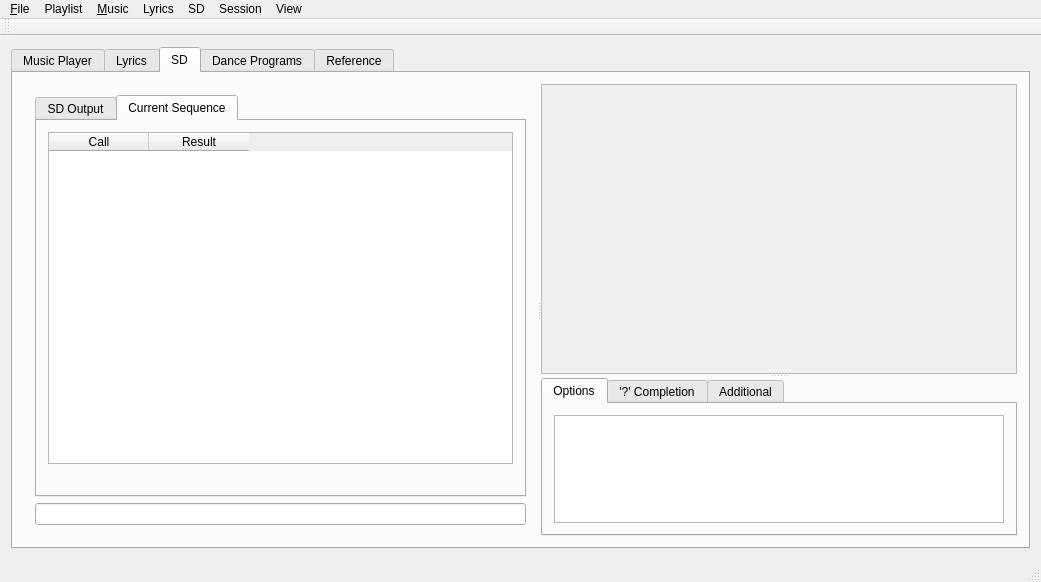
Qt form SquareDesk-DEV/test123/mainwindow.ui (mpogue2/SquareDesk) before a commit.
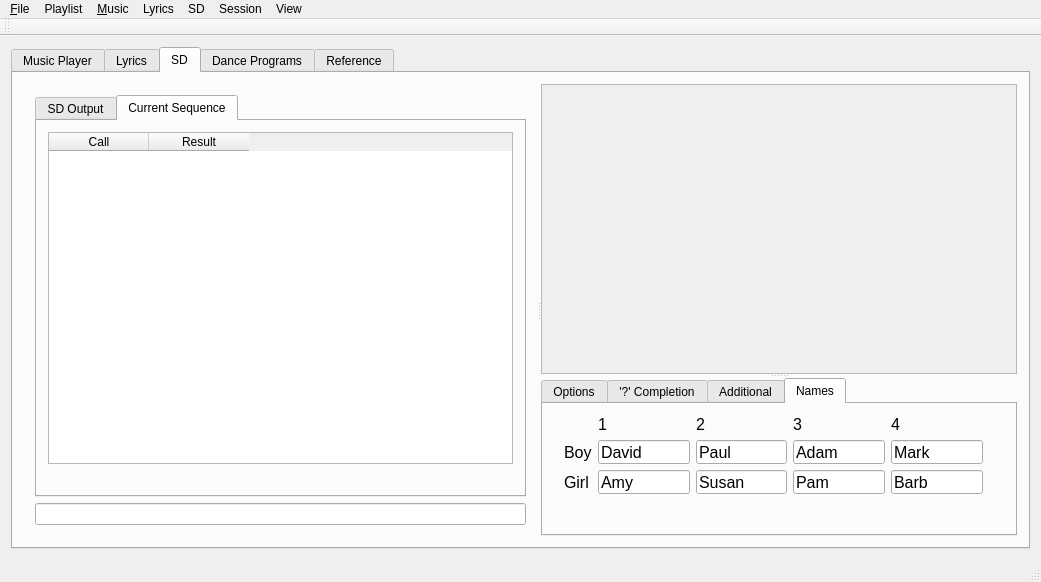
The same form after that commit. The open tabs and pages were chosen to show the change. Custom widgets are drawn as their Qt base class.

Patch:
```diff
--- a/SquareDesk-DEV/test123/mainwindow.ui
+++ b/SquareDesk-DEV/test123/mainwindow.ui
@@ -1590,6 +1590,335 @@
                 </item>
                </layout>
               </widget>
+              <widget class="QWidget" name="tab_4">
+               <attribute name="title">
+                <string>Names</string>
+               </attribute>
+               <widget class="QWidget" name="gridLayoutWidget">
+                <property name="geometry">
+                 <rect>
+                  <x>10</x>
+                  <y>0</y>
+                  <width>441</width>
+                  <height>101</height>
+                 </rect>
+                </property>
+                <layout class="QGridLayout" name="gridLayout_6">
+                 <item row="2" column="0">
+                  <widget class="QLabel" name="label_3">
+                   <property name="sizePolicy">
+                    <sizepolicy hsizetype="Expanding" vsizetype="Expanding">
+                     <horstretch>0</horstretch>
+                     <verstretch>0</verstretch>
+                    </sizepolicy>
+                   </property>
+                   <property name="maximumSize">
+                    <size>
+                     <width>100</width>
+                     <height>25</height>
+                    </size>
+                   </property>
+                   <property name="font">
+                    <font>
+                     <pointsize>12</pointsize>
+                    </font>
+                   </property>
+                   <property name="text">
+                    <string>Girl</string>
+                   </property>
+                  </widget>
+                 </item>
+                 <item row="1" column="0">
+                  <widget class="QLabel" name="label_2">
+                   <property name="sizePolicy">
+                    <sizepolicy hsizetype="Expanding" vsizetype="Expanding">
+                     <horstretch>0</horstretch>
+                     <verstretch>0</verstretch>
+                    </sizepolicy>
+                   </property>
+                   <property name="maximumSize">
+                    <size>
+                     <width>100</width>
+                     <height>25</height>
+                    </size>
+                   </property>
+                   <property name="font">
+                    <font>
+                     <pointsize>12</pointsize>
+                    </font>
+                   </property>
+                   <property name="text">
+                    <string>Boy</string>
+                   </property>
+                  </widget>
+                 </item>
+                 <item row="0" column="1">
+                  <widget class="QLabel" name="label_5">
+                   <property name="sizePolicy">
+                    <sizepolicy hsizetype="Expanding" vsizetype="Expanding">
+                     <horstretch>0</horstretch>
+                     <verstretch>0</verstretch>
+                    </sizepolicy>
+                   </property>
+                   <property name="maximumSize">
+                    <size>
+                     <width>100</width>
+                     <height>25</height>
+                    </size>
+                   </property>
+                   <property name="font">
+                    <font>
+                     <pointsize>12</pointsize>
+                    </font>
+                   </property>
+                   <property name="text">
+                    <string>1</string>
+                   </property>
+                  </widget>
+                 </item>
+                 <item row="0" column="2">
+                  <widget class="QLabel" name="label_6">
+                   <property name="sizePolicy">
+                    <sizepolicy hsizetype="Expanding" vsizetype="Expanding">
+                     <horstretch>0</horstretch>
+                     <verstretch>0</verstretch>
+                    </sizepolicy>
+                   </property>
+                   <property name="maximumSize">
+                    <size>
+                     <width>100</width>
+                     <height>25</height>
+                    </size>
+                   </property>
+                   <property name="font">
+                    <font>
+                     <pointsize>12</pointsize>
+                    </font>
+                   </property>
+                   <property name="text">
+                    <string>2</string>
+                   </property>
+                  </widget>
+                 </item>
+                 <item row="0" column="3">
+                  <widget class="QLabel" name="label_7">
+                   <property name="sizePolicy">
+                    <sizepolicy hsizetype="Expanding" vsizetype="Expanding">
+                     <horstretch>0</horstretch>
+                     <verstretch>0</verstretch>
+                    </sizepolicy>
+                   </property>
+                   <property name="maximumSize">
+                    <size>
+                     <width>100</width>
+                     <height>25</height>
+                    </size>
+                   </property>
+                   <property name="font">
+                    <font>
+                     <pointsize>12</pointsize>
+                    </font>
+                   </property>
+                   <property name="text">
+                    <string>3</string>
+                   </property>
+                  </widget>
+                 </item>
+                 <item row="0" column="4">
+                  <widget class="QLabel" name="label_8">
+                   <property name="sizePolicy">
+                    <sizepolicy hsizetype="Expanding" vsizetype="Expanding">
+                     <horstretch>0</horstretch>
+                     <verstretch>0</verstretch>
+                    </sizepolicy>
+                   </property>
+                   <property name="maximumSize">
+                    <size>
+                     <width>100</width>
+                     <height>25</height>
+                    </size>
+                   </property>
+                   <property name="font">
+                    <font>
+                     <pointsize>12</pointsize>
+                    </font>
+                   </property>
+                   <property name="text">
+                    <string>4</string>
+                   </property>
+                  </widget>
+                 </item>
+                 <item row="1" column="1">
+                  <widget class="QLineEdit" name="boy1">
+                   <property name="maximumSize">
+                    <size>
+                     <width>16777215</width>
+                     <height>25</height>
+                    </size>
+                   </property>
+                   <property name="font">
+                    <font>
+                     <pointsize>12</pointsize>
+                    </font>
+                   </property>
+                   <property name="text">
+                    <string>David</string>
+                   </property>
+                   <property name="clearButtonEnabled">
+                    <bool>false</bool>
+                   </property>
+                  </widget>
+                 </item>
+                 <item row="1" column="2">
+                  <widget class="QLineEdit" name="boy2">
+                   <property name="maximumSize">
+                    <size>
+                     <width>16777215</width>
+                     <height>25</height>
+                    </size>
+                   </property>
+                   <property name="font">
+                    <font>
+                     <pointsize>12</pointsize>
+                    </font>
+                   </property>
+                   <property name="text">
+                    <string>Paul</string>
+                   </property>
+                   <property name="clearButtonEnabled">
+                    <bool>false</bool>
+                   </property>
+                  </widget>
+                 </item>
+                 <item row="2" column="2">
+                  <widget class="QLineEdit" name="girl2">
+                   <property name="maximumSize">
+                    <size>
+                     <width>16777215</width>
+                     <height>25</height>
+                    </size>
+                   </property>
+                   <property name="font">
+                    <font>
+                     <pointsize>12</pointsize>
+                    </font>
+                   </property>
+                   <property name="text">
+                    <string>Susan</string>
+                   </property>
+                   <property name="clearButtonEnabled">
+                    <bool>false</bool>
+                   </property>
+                  </widget>
+                 </item>
+                 <item row="1" column="3">
+                  <widget class="QLineEdit" name="boy3">
+                   <property name="maximumSize">
+                    <size>
+                     <width>16777215</width>
+                     <height>25</height>
+                    </size>
+                   </property>
+                   <property name="font">
+                    <font>
+                     <pointsize>12</pointsize>
+                    </font>
+                   </property>
+                   <property name="text">
+                    <string>Adam</string>
+                   </property>
+                   <property name="clearButtonEnabled">
+                    <bool>false</bool>
+                   </property>
+                  </widget>
+                 </item>
+                 <item row="1" column="4">
+                  <widget class="QLineEdit" name="boy4">
+                   <property name="maximumSize">
+                    <size>
+                     <width>16777215</width>
+                     <height>25</height>
+                    </size>
+                   </property>
+                   <property name="font">
+                    <font>
+                     <pointsize>12</pointsize>
+                    </font>
+                   </property>
+                   <property name="text">
+                    <string>Mark</string>
+                   </property>
+                   <property name="clearButtonEnabled">
+                    <bool>false</bool>
+                   </property>
+                  </widget>
+                 </item>
+                 <item row="2" column="1">
+                  <widget class="QLineEdit" name="girl1">
+                   <property name="maximumSize">
+                    <size>
+                     <width>16777215</width>
+                     <height>25</height>
+                    </size>
+                   </property>
+                   <property name="font">
+                    <font>
+                     <pointsize>12</pointsize>
+                    </font>
+                   </property>
+                   <property name="text">
+                    <string>Amy</string>
+                   </property>
+                   <property name="clearButtonEnabled">
+                    <bool>false</bool>
+                   </property>
+                  </widget>
+                 </item>
+                 <item row="2" column="3">
+                  <widget class="QLineEdit" name="girl3">
+                   <property name="maximumSize">
+                    <size>
+                     <width>16777215</width>
+                     <height>25</height>
+                    </size>
+                   </property>
+                   <property name="font">
+                    <font>
+                     <pointsize>12</pointsize>
+                    </font>
+                   </property>
+                   <property name="text">
+                    <string>Pam</string>
+                   </property>
+                   <property name="clearButtonEnabled">
+                    <bool>false</bool>
+                   </property>
+                  </widget>
+                 </item>
+                 <item row="2" column="4">
+                  <widget class="QLineEdit" name="girl4">
+                   <property name="maximumSize">
+                    <size>
+                     <width>16777215</width>
+                     <height>25</height>
+                    </size>
+                   </property>
+                   <property name="font">
+                    <font>
+                     <pointsize>12</pointsize>
+                    </font>
+                   </property>
+                   <property name="text">
+                    <string>Barb</string>
+                   </property>
+                   <property name="clearButtonEnabled">
+                    <bool>false</bool>
+                   </property>
+                  </widget>
+                 </item>
+                </layout>
+               </widget>
+              </widget>
              </widget>
             </widget>
            </widget>
```
Left out of the diff: 55 changed lines with no effect on the pictures.
